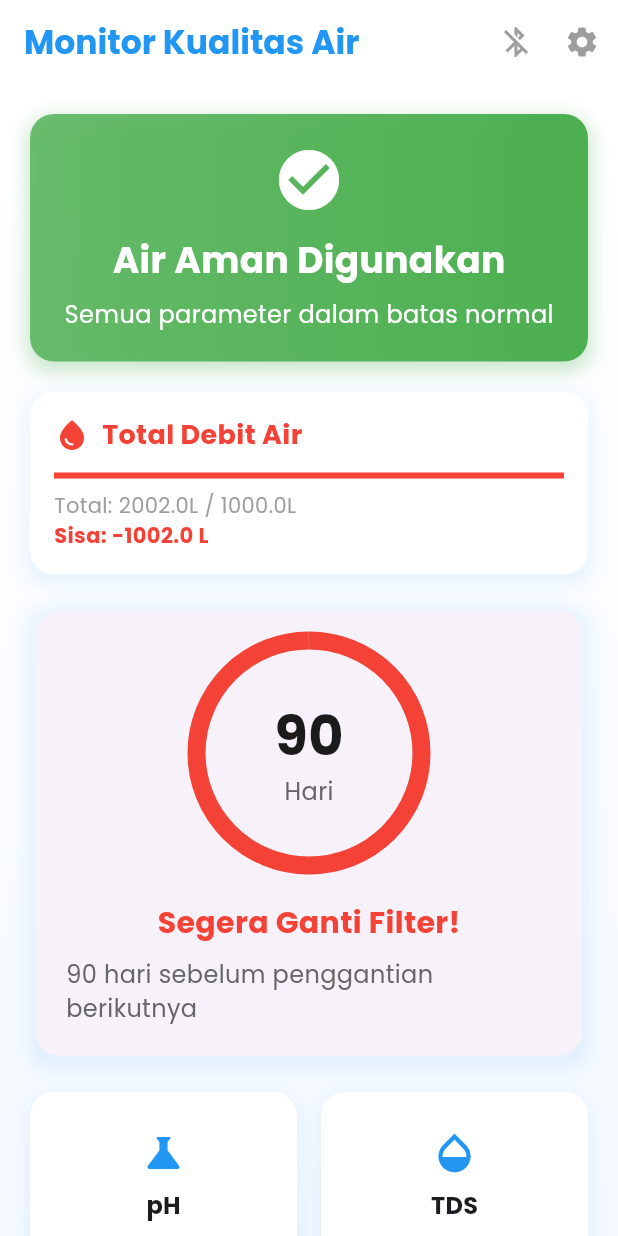
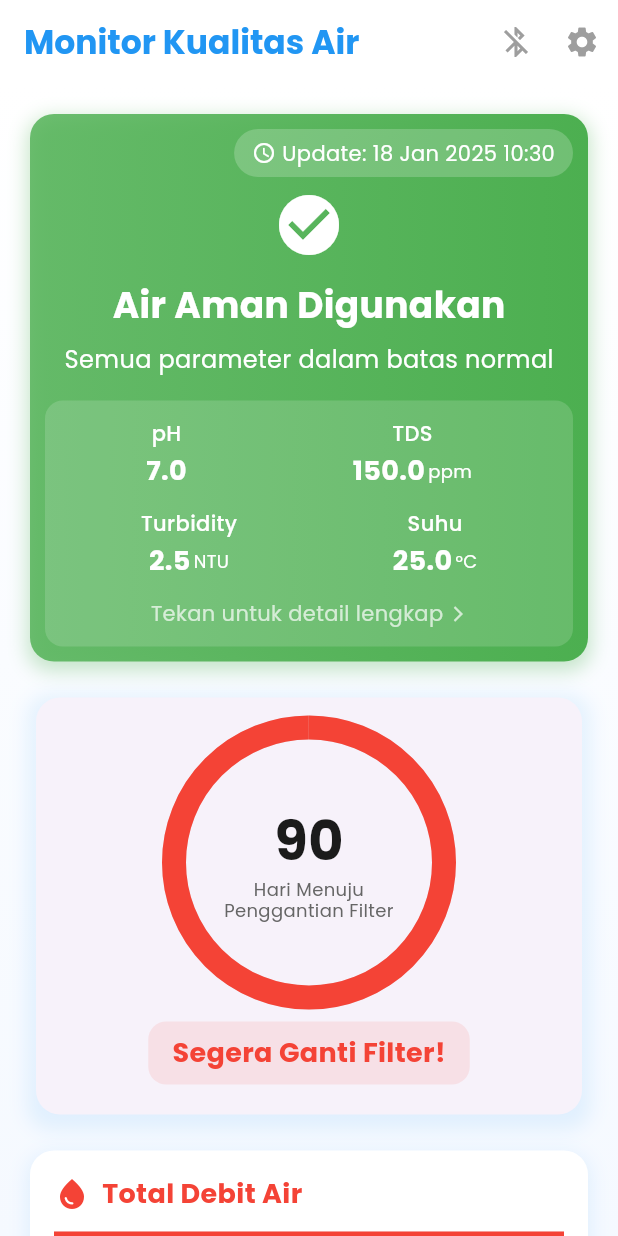
Before and after one commit to ahmadsyah28/EcoFlow, a Flutter app: the screen it shows after launch, on a phone screen of 412 x 824 dp. Run offline on Flutter 3.47's test engine with Material 3 defaults, Android fonts, the phone set to English and light mode, and no system bars; our stand-ins replace flutter_blue_plus, shared_preferences.

Commit message:
mengubah tampilan dari ecoflow

```diff
--- a/lib/main.dart
+++ b/lib/main.dart
@@ -1,9 +1,9 @@
 import 'package:flutter/material.dart';
 import 'screens/splash_screen.dart';
-import 'screens/home_screen.dart';
-import 'screens/water_quality_screen.dart';
-import 'screens/filter_reminder_screen.dart';
-import 'screens/settings_screen.dart';
+// import 'screens/home_screen.dart';
+// import 'screens/water_quality_screen.dart';
+// import 'screens/filter_reminder_screen.dart';
+// import 'screens/settings_screen.dart';
 import 'screens/CombinedWaterScreen.dart';
 
 void main() {
@@ -25,10 +25,10 @@ class EcoFlowApp extends StatelessWidget {
       initialRoute: '/',
       routes: {
         '/': (context) => const SplashScreen(),
-        '/home': (context) => const HomeScreen(),
-        '/water-quality': (context) => const WaterQualityScreen(),
-        '/filter-reminder': (context) => const FilterReminderScreen(),
-        '/settings': (context) => const SettingsScreen(),
+        // '/home': (context) => const HomeScreen(),
+        // '/water-quality': (context) => const WaterQualityScreen(),
+        // '/filter-reminder': (context) => const FilterReminderScreen(),
+        // '/settings': (context) => const SettingsScreen(),
         '/custom': (context) => const CombinedWaterScreen(),
       },
     );
--- a/lib/screens/CombinedWaterScreen.dart
+++ b/lib/screens/CombinedWaterScreen.dart
@@ -4,6 +4,7 @@ import 'package:flutter/material.dart';
 import 'package:intl/intl.dart';
 import 'package:shared_preferences/shared_preferences.dart';
 import '../services/bluetooth_service.dart';
+import 'parameter_detail_screen.dart';
 
 class CombinedWaterScreen extends StatefulWidget {
   const CombinedWaterScreen({super.key});
@@ -20,6 +21,7 @@ class _CombinedWaterScreenState extends State<CombinedWaterScreen> {
   late Duration filterDuration;
   late WaterQualityBluetoothService bluetoothService;
   bool isLoading = true;
+  DateTime lastUpdatedTime = DateTime.now();
 
   bool isConnected = false;
 
@@ -88,7 +90,8 @@ class _CombinedWaterScreenState extends State<CombinedWaterScreen> {
 
   // Ganti deklarasi bluetoothService
   void _setupBluetooth() {
-    bluetoothService = WaterQualityBluetoothService(  // Update nama class
+    bluetoothService = WaterQualityBluetoothService(
+      // Update nama class
       targetDeviceName: 'ESP32_Water_Quality',
       onDataReceived: _updateSensorData,
     );
@@ -110,6 +113,8 @@ Future<void> _connectBluetooth() async {
           data['temperature']?.toDouble() ?? 25.0;
       waterParameters['Turbidity']?['value'] =
           data['turbidity']?.toDouble() ?? 2.5;
+
+      lastUpdatedTime = DateTime.now();
 
       // Update total water flow
       final newFlow = data['flow']?.toDouble() ?? 0.0;
@@ -320,17 +325,17 @@ Future<void> _connectBluetooth() async {
               children: [
                 _buildWaterQualityStatus(),
                 const SizedBox(height: 20),
+                _buildStatusCard(),
+                const SizedBox(height: 20),
                 _buildWaterFlowInfo(),
                 const SizedBox(height: 20),
-                _buildStatusCard(),
-                const SizedBox(height: 20),
-                _buildParametersGrid(),
-                const SizedBox(height: 20),
+                // _buildParametersGrid(),
+                // const SizedBox(height: 20),
                 _buildDateInfoCard(),
                 const SizedBox(height: 20),
                 _buildMaintenanceCard(),
-                const SizedBox(height: 20),
-                _buildTipsCard(),
+                // const SizedBox(height: 20),
+                // _buildTipsCard(),
               ],
             ),
           ),
@@ -359,9 +364,40 @@ Future<void> _connectBluetooth() async {
         ],
       ),
       child: Padding(
-        padding: const EdgeInsets.all(20.0),
+        padding: const EdgeInsets.all(10.0),
         child: Column(
           children: [
+            Row(
+              mainAxisAlignment: MainAxisAlignment.end,
+              children: [
+                Container(
+                  padding: const EdgeInsets.symmetric(horizontal: 12, vertical: 6),
+                  decoration: BoxDecoration(
+                    color: Colors.white.withOpacity(0.2),
+                    borderRadius: BorderRadius.circular(20),
+                  ),
+                  child: Row(
+                    mainAxisSize: MainAxisSize.min,
+                    children: [
+                      const Icon(
+                        Icons.access_time,
+                        color: Colors.white,
+                        size: 16,
+                      ),
+                      const SizedBox(width: 4),
+                      Text(
+                        'Update: ${DateFormat('dd MMM yyyy HH:mm').format(lastUpdatedTime)}',
+                        style: const TextStyle(
+                          color: Colors.white,
+                          fontSize: 14,
+                        ),
+                      ),
+                    ],
+                  ),
+                ),
+              ],
+            ),
+            const SizedBox(height: 8),
             Icon(
               isWaterSafe ? Icons.check_circle : Icons.warning,
               color: Colors.white,
@@ -386,9 +422,107 @@ Future<void> _connectBluetooth() async {
                 fontSize: 16,
               ),
             ),
+            const SizedBox(height: 16),
+            // Container untuk parameter
+            InkWell(
+              onTap: () {
+                Navigator.push(
+                  context,
+                  MaterialPageRoute(
+                    builder: (context) => ParameterDetailScreen(
+                      waterParameters: waterParameters,
+                      lastUpdatedTime: lastUpdatedTime,
+                    ),
+                  ),
+                );
+              },
+              child: Container(
+                padding: const EdgeInsets.all(12),
+                decoration: BoxDecoration(
+                  color: Colors.white.withOpacity(0.15),
+                  borderRadius: BorderRadius.circular(12),
+                ),
+                child: Column(
+                  children: [
+                    Row(
+                      mainAxisAlignment: MainAxisAlignment.spaceAround,
+                      children: [
+                        _buildParameterItem('pH', waterParameters['pH']!['value'].toString(), ''),
+                        _buildParameterItem('TDS', waterParameters['TDS']!['value'].toString(), 'ppm'),
+                      ],
+                    ),
+                    const SizedBox(height: 12),
+                    Row(
+                      mainAxisAlignment: MainAxisAlignment.spaceAround,
+                      children: [
+                        _buildParameterItem('Turbidity', waterParameters['Turbidity']!['value'].toString(), 'NTU'),
+                        _buildParameterItem('Suhu', waterParameters['Temperature']!['value'].toString(), '°C'),
+                      ],
+                    ),
+                    const SizedBox(height: 12),
+                    Row(
+                      mainAxisAlignment: MainAxisAlignment.center,
+                      children: const [
+                        Text(
+                          'Tekan untuk detail lengkap',
+                          style: TextStyle(
+                            color: Colors.white70,
+                            fontSize: 14,
+                          ),
+                        ),
+                        SizedBox(width: 4),
+                        Icon(
+                          Icons.arrow_forward_ios,
+                          color: Colors.white70,
+                          size: 12,
+                        ),
+                      ],
+                    ),
                   ],
                 ),
               ),
+            ),
+          ],
+        ),
+      ),
+    );
+  }  // Tambahkan widget helper untuk parameter item
+  Widget _buildParameterItem(String label, String value, String unit) {
+    return Column(
+      children: [
+        Text(
+          label,
+          style: const TextStyle(
+            color: Colors.white,
+            fontSize: 14,
+            fontWeight: FontWeight.w500,
+          ),
+        ),
+        const SizedBox(height: 2),
+        Row(
+          mainAxisSize: MainAxisSize.min,
+          children: [
+            Text(
+              value,
+              style: const TextStyle(
+                color: Colors.white,
+                fontSize: 18,
+                fontWeight: FontWeight.bold,
+              ),
+            ),
+            if (unit.isNotEmpty) ...[
+              const SizedBox(width: 2),
+              Text(
+                unit,
+                style: const TextStyle(
+                  color: Colors.white,
+                  fontSize: 12,
+                ),
+              ),
+            ],
+          ],
+        ),
+      ],
     );
   }
 
@@ -603,7 +737,64 @@ Future<void> _connectBluetooth() async {
     );
   }
 
-  Widget _buildTipsCard() {
+  // Widget _buildTipsCard() {
+  //   return Container(
+  //     decoration: BoxDecoration(
+  //       borderRadius: BorderRadius.circular(16),
+  //       boxShadow: [
+  //         BoxShadow(
+  //           color: Colors.blue.withOpacity(0.1),
+  //           spreadRadius: 2,
+  //           blurRadius: 10,
+  //           offset: const Offset(0, 4),
+  //         ),
+  //       ],
+  //     ),
+  //     child: Card(
+  //       elevation: 0,
+  //       shape: RoundedRectangleBorder(
+  //         borderRadius: BorderRadius.circular(16),
+  //       ),
+  //       child: const Padding(
+  //         padding: EdgeInsets.all(20.0),
+  //         child: Column(
+  //           crossAxisAlignment: CrossAxisAlignment.start,
+  //           children: [
+  //             Row(
+  //               children: [
+  //                 Icon(
+  //                   Icons.tips_and_updates,
+  //                   color: Colors.amber,
+  //                   size: 24,
+  //                 ),
+  //                 SizedBox(width: 8),
+  //                 Text(
+  //                   'Tips Perawatan',
+  //                   style: TextStyle(
+  //                     fontSize: 18,
+  //                     fontWeight: FontWeight.bold,
+  //                     color: Color(0xFF1B1B1B),
+  //                   ),
+  //                 ),
+  //               ],
+  //             ),
+  //             SizedBox(height: 12),
+  //             Text(
+  //               'Pastikan untuk memeriksa kualitas air secara rutin dan lakukan penggantian filter sesuai jadwal untuk menjaga kualitas air tetap optimal.',
+  //               style: TextStyle(
+  //                 fontSize: 14,
+  //                 color: Color(0xFF666666),
+  //                 height: 1.5,
+  //               ),
+  //             ),
+  //           ],
+  //         ),
+  //       ),
+  //     ),
+  //   );
+  // }
+
+Widget _buildStatusCard() {
   return Container(
     decoration: BoxDecoration(
       borderRadius: BorderRadius.circular(16),
@@ -621,86 +812,25 @@ Future<void> _connectBluetooth() async {
       shape: RoundedRectangleBorder(
         borderRadius: BorderRadius.circular(16),
       ),
-        child: const Padding(
-          padding: EdgeInsets.all(20.0),
-          child: Column(
-            crossAxisAlignment: CrossAxisAlignment.start,
-            children: [
-              Row(
-                children: [
-                  Icon(
-                    Icons.tips_and_updates,
-                    color: Colors.amber,
-                    size: 24,
-                  ),
-                  SizedBox(width: 8),
-                  Text(
-                    'Tips Perawatan',
-                    style: TextStyle(
-                      fontSize: 18,
-                      fontWeight: FontWeight.bold,
-                      color: Color(0xFF1B1B1B),
-                    ),
-                  ),
-                ],
-              ),
-              SizedBox(height: 12),
-              Text(
-                'Pastikan untuk memeriksa kualitas air secara rutin dan lakukan penggantian filter sesuai jadwal untuk menjaga kualitas air tetap optimal.',
-                style: TextStyle(
-                  fontSize: 14,
-                  color: Color(0xFF666666),
-                  height: 1.5,
-                ),
-              ),
-            ],
-          ),
-        ),
-      ),
-    );
-  }
-
-  Widget _buildStatusCard() {
-    return Container(
-      decoration: BoxDecoration(
-        borderRadius: BorderRadius.circular(16),
-        boxShadow: [
-          BoxShadow(
-            // ignore: deprecated_member_use
-            color: Colors.blue.withOpacity(0.1),
-            spreadRadius: 2,
-            blurRadius: 10,
-            offset: const Offset(0, 4),
-          ),
-        ],
-      ),
-      child: Card(
-        elevation: 0,
-        shape: RoundedRectangleBorder(
-          borderRadius: BorderRadius.circular(16),
-        ),
       child: Padding(
         padding: const EdgeInsets.all(20.0),
         child: Column(
           children: [
             _buildCircularProgress(),
-              const SizedBox(height: 24),
-              Text(
-                isReplacementDue
-                    ? 'Segera Ganti Filter!'
-                    : 'Filter dalam Kondisi Baik',
+            const SizedBox(height: 16),
+            Container(
+              padding: const EdgeInsets.symmetric(vertical: 8, horizontal: 16),
+              decoration: BoxDecoration(
+                color: (isReplacementDue ? Colors.red : Colors.green).withOpacity(0.1),
+                borderRadius: BorderRadius.circular(12),
+              ),
+              child: Text(
+                isReplacementDue ? 'Segera Ganti Filter!' : 'Filter dalam Kondisi Baik',
                 style: TextStyle(
-                  fontSize: 20,
+                  fontSize: 18,
                   fontWeight: FontWeight.bold,
                   color: isReplacementDue ? Colors.red : Colors.green,
                 ),
-              ),
-              const SizedBox(height: 8),
-              Text(
-                '$daysRemaining hari sebelum penggantian berikutnya',
-                style: const TextStyle(
-                  fontSize: 16,
-                  color: Color(0xFF666666),
               ),
             ),
           ],
@@ -716,11 +846,11 @@ Future<void> _connectBluetooth() async {
     alignment: Alignment.center,
     children: [
       SizedBox(
-          height: 150,
-          width: 150,
+        height: 180,
+        width: 180,
         child: CircularProgressIndicator(
-            value: progress.clamp(0.0, 1.0), // Memastikan nilai antara 0 dan 1
-            strokeWidth: 12,
+          value: progress.clamp(0.0, 1.0),
+          strokeWidth: 16,
           backgroundColor: Colors.grey.withOpacity(0.2),
           valueColor: AlwaysStoppedAnimation<Color>(
             isReplacementDue ? Colors.red : Colors.blue,
@@ -728,6 +858,7 @@ Future<void> _connectBluetooth() async {
         ),
       ),
       Column(
+        mainAxisSize: MainAxisSize.min,
         children: [
           Text(
             '$daysRemaining',
@@ -738,10 +869,12 @@ Future<void> _connectBluetooth() async {
             ),
           ),
           const Text(
-              'Hari',
+            'Hari Menuju\nPenggantian Filter',
+            textAlign: TextAlign.center,
             style: TextStyle(
-                fontSize: 16,
+              fontSize: 12,
               color: Color(0xFF666666),
+              height: 1.2,
             ),
           ),
         ],
@@ -749,7 +882,6 @@ Future<void> _connectBluetooth() async {
     ],
   );
 }
-
   Widget _buildWaterFlowInfo() {
     final flowProgress = (totalWaterFlow / MAX_WATER_FLOW).clamp(0.0, 1.0);
     final remainingFlow = (MAX_WATER_FLOW - totalWaterFlow).toStringAsFixed(1);
```
Also changed, not shown: lib/screens/parameter_detail_screen.dart (added, +193 -0 lines). Lines whose indentation alone changed are shown as unchanged.
